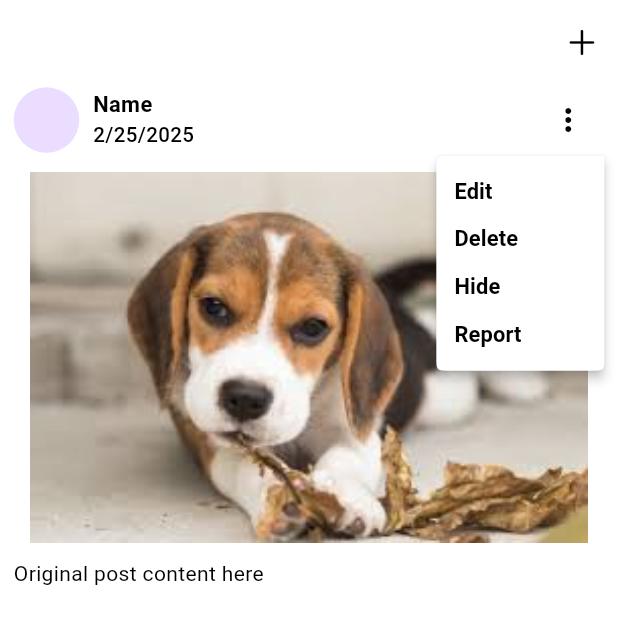
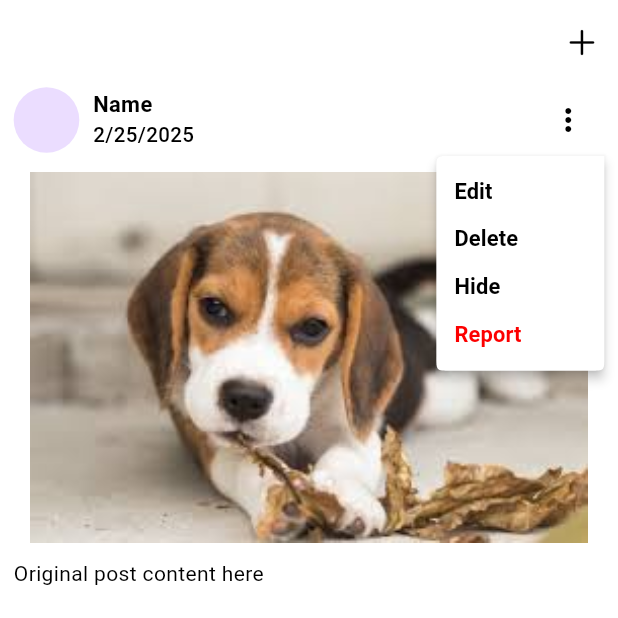
Before and after one commit to Chandupa04/furrpal, a Flutter app: the CommunityPage screen opened directly, after a tap on the "more vert" icon, on a phone screen of 412 x 824 dp, the top half of it. Run offline on Flutter 3.47's test engine with Material 3 defaults, Android fonts, the phone set to English and light mode, and no system bars; our stand-ins replace cloud_firestore, email_validator, firebase_auth, firebase_core, firebase_storage, flutter_bloc and 5 more; missing offline and left inert: custom_check_box, platform_text; accounts and stored records are empty.

Commit message:
new changers

```diff
--- a/lib/features/community/presentation/widgets/community_post_card.dart
+++ b/lib/features/community/presentation/widgets/community_post_card.dart
@@ -227,7 +227,7 @@ class _CommunityPostCardState extends State<CommunityPostCard> {
                         text: "Report",
                         fontSize: 16.sp,
                         fontWeight: FontWeight.w600,
-                        textColor: blackColor,
+                        textColor: const Color.fromARGB(255, 252, 0, 0),
                       ),
                       onTap: _reportPost,  // Show report dialog
                     ),
```
